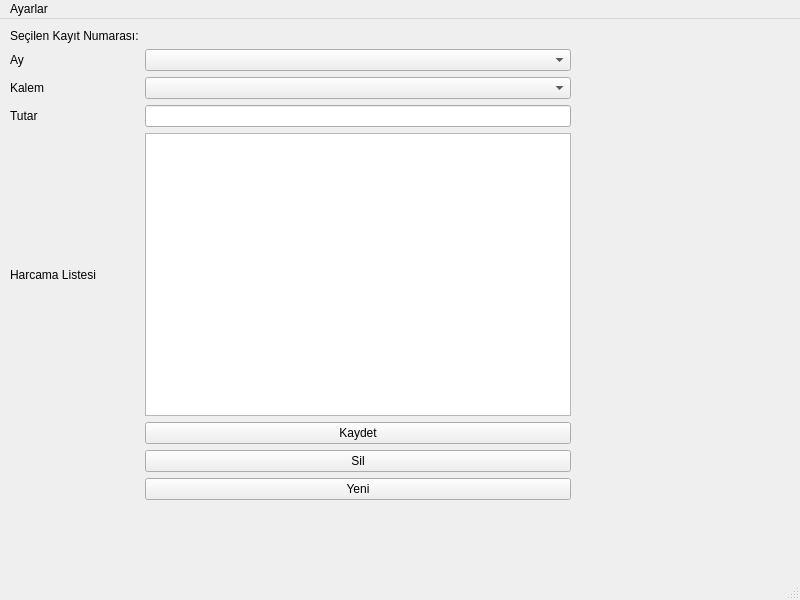
Above: ana.ui from ibrahimediz/Python6Desktop before the change. Below: the same form after it.
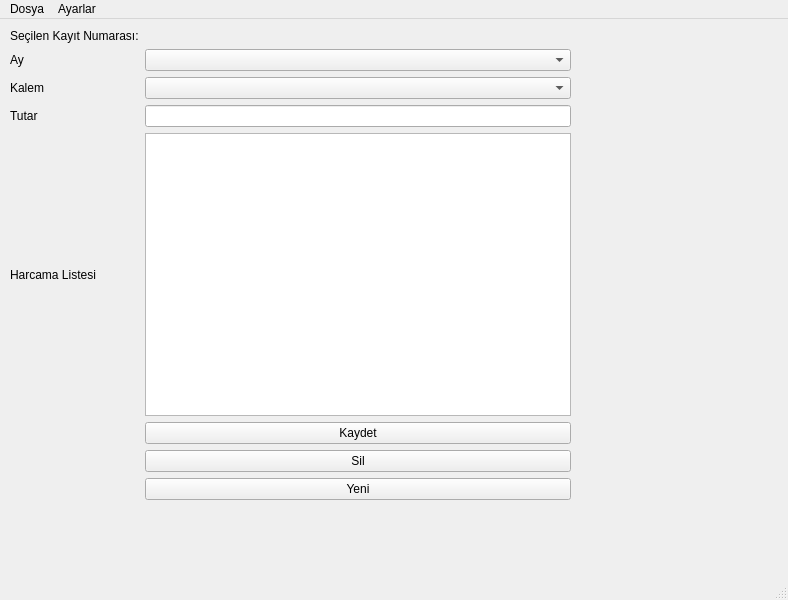
That is the form after the change.

Commit message: Menu Eklendi

What changed in the file:
```diff
--- a/ana.ui
+++ b/ana.ui
@@ -6,7 +6,7 @@
    <rect>
     <x>0</x>
     <y>0</y>
-    <width>800</width>
+    <width>788</width>
     <height>600</height>
    </rect>
   </property>
@@ -111,7 +111,7 @@
     <rect>
      <x>0</x>
      <y>0</y>
-     <width>800</width>
+     <width>788</width>
      <height>18</height>
     </rect>
    </property>
@@ -122,6 +122,19 @@
     <addaction name="separator"/>
     <addaction name="actionKalem_Ekle"/>
    </widget>
+   <widget class="QMenu" name="menuDosya">
+    <property name="title">
+     <string>Dosya</string>
+    </property>
+    <addaction name="actionKaydet"/>
+    <addaction name="actionG_ncelle"/>
+    <addaction name="actionSil"/>
+    <addaction name="separator"/>
+    <addaction name="actionTemizle"/>
+    <addaction name="separator"/>
+    <addaction name="action_k"/>
+   </widget>
+   <addaction name="menuDosya"/>
    <addaction name="menuAyarlar"/>
   </widget>
   <widget class="QStatusBar" name="statusbar"/>
```
Left out of the diff: 25 changed lines with no effect on the pictures. The commit also changes 5 other files.
